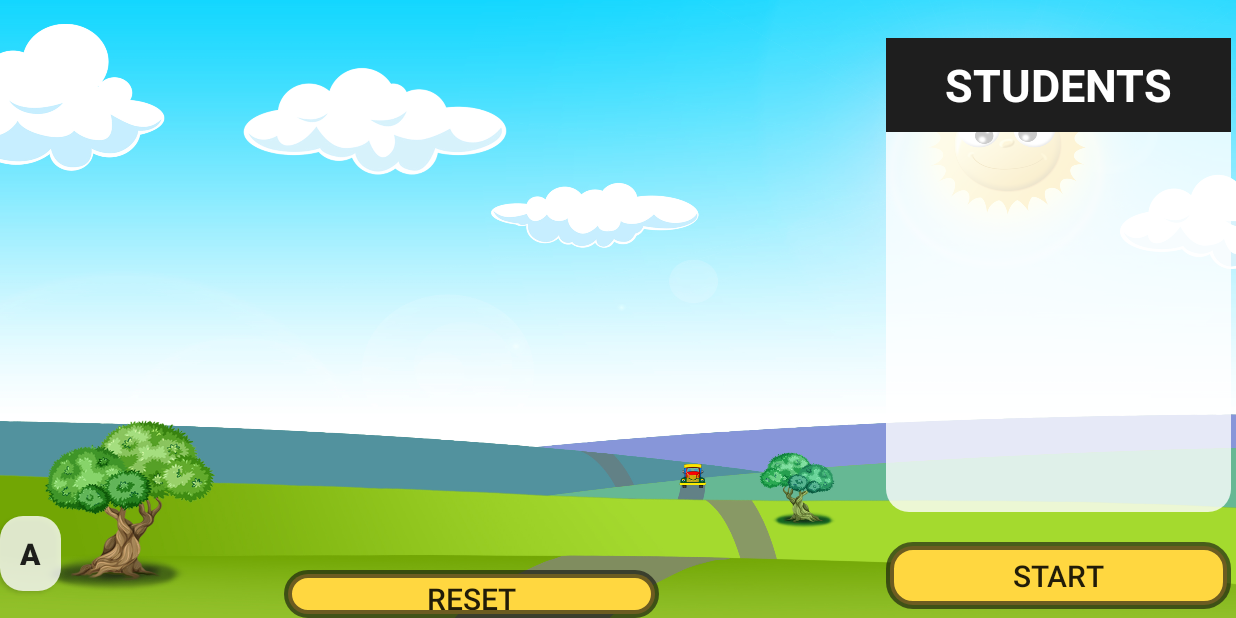
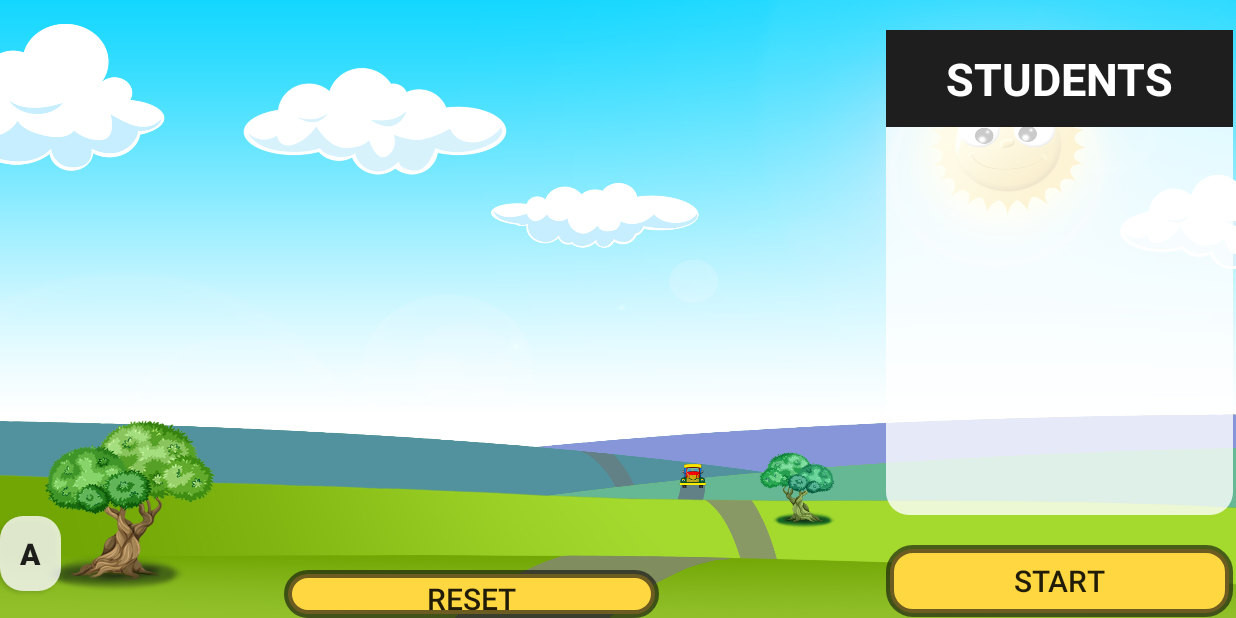
Before and after one commit to prathamApp/AngreziOkPlease, an Android app: the screen it shows after launch (StartMenu), after a tap on "SKIP", on a phone screen of 824 x 412 dp (held sideways). Run offline under Robolectric (Android 15) with nearby library versions, the phone set to English and light mode, and no system bars; our stand-ins replace ButterKnife, Room's generated code; libraries missing offline, so code that uses them is left out: android.arch.persistence, me.dm7.barcodescanner; 5 statements that could not run were skipped.

Commit message:
pk commits

```diff
--- a/app/src/main/java/com/example/pravin/angreziok/ui/bole_toh_round/BoleToh.java
+++ b/app/src/main/java/com/example/pravin/angreziok/ui/bole_toh_round/BoleToh.java
@@ -30,7 +30,6 @@ public class BoleToh extends BaseActivity implements BoleTohContract.BoleTohView
     protected void onCreate(Bundle savedInstanceState) {
         super.onCreate(savedInstanceState);
         setContentView(R.layout.activity_bole_toh);
-        getSupportActionBar().hide();
         ButterKnife.bind(this);
 
         Intent intent = getIntent();
--- a/app/src/main/java/com/example/pravin/angreziok/ui/bole_toh_round/BoleTohContract.java
+++ b/app/src/main/java/com/example/pravin/angreziok/ui/bole_toh_round/BoleTohContract.java
@@ -30,6 +30,8 @@ public interface BoleTohContract {
 
         void setr1g2_data(String path);
 
+        void setImage_r1g2();
+
         String[] getOptions();
 
         void checkFinalAnswer(String ans);
--- a/app/src/main/java/com/example/pravin/angreziok/ui/start_data_confirmation/DataConfirmation.java
+++ b/app/src/main/java/com/example/pravin/angreziok/ui/start_data_confirmation/DataConfirmation.java
@@ -49,7 +49,6 @@ public class DataConfirmation extends BaseActivity implements DataConfirmationCo
     protected void onCreate(Bundle savedInstanceState) {
         super.onCreate(savedInstanceState);
         setContentView(R.layout.activity_data_confirmation);
-        getSupportActionBar().hide();
         ButterKnife.bind(this);
         Intent intent = getIntent();
         Bundle extraBundle = intent.getExtras();
--- a/app/src/main/java/com/example/pravin/angreziok/ui/start_menu/StartMenu.java
+++ b/app/src/main/java/com/example/pravin/angreziok/ui/start_menu/StartMenu.java
@@ -7,6 +7,7 @@ import android.arch.persistence.room.migration.Migration;
 import android.content.Intent;
 import android.graphics.Color;
 import android.graphics.drawable.ColorDrawable;
+import android.os.AsyncTask;
 import android.os.Bundle;
 import android.support.annotation.NonNull;
 import android.util.Log;
@@ -62,19 +63,12 @@ public class StartMenu extends BaseActivity implements StartMenuContract.StartMe
     protected void onCreate(Bundle savedInstanceState) {
         super.onCreate(savedInstanceState);
         setContentView(R.layout.activity_start_menu);
-        getSupportActionBar().hide();
+//        getSupportActionBar().hide();
         ButterKnife.bind(this);
-
-        tv_stud_one.setVisibility(View.GONE);
-        tv_stud_two.setVisibility(View.GONE);
-        tv_stud_three.setVisibility(View.GONE);
-        tv_stud_four.setVisibility(View.GONE);
 
         presenter = new StartMenuPresenterImpl(this, this);
         playerModalList = new ArrayList<>();
         initCamera();
-        startCameraScan.startCamera();
-        startCameraScan.resumeCameraPreview(this);
         /* 1) In case migration needed and no problem with data loss then this would work
 
         appDatabase =  Room.databaseBuilder(this,
@@ -93,7 +87,7 @@ public class StartMenu extends BaseActivity implements StartMenuContract.StartMe
 
         appDatabase = Room.databaseBuilder(this,
                 AppDatabase.class, AppDatabase.DB_NAME)
-                .addMigrations(MIGRATION_1_2)
+//                .addMigrations(MIGRATION_1_2)
                 .build();
         presenter.displayToast();
     }
@@ -102,6 +96,8 @@ public class StartMenu extends BaseActivity implements StartMenuContract.StartMe
         startCameraScan = new ZXingScannerView(this);
         startCameraScan.setResultHandler(this);
         content_frame.addView((startCameraScan));
+        startCameraScan.startCamera();
+        startCameraScan.resumeCameraPreview(this);
     }
 
     static final Migration MIGRATION_1_2 = new Migration(1, 2) {
--- a/app/src/main/java/com/example/pravin/angreziok/ui/video_intro/VideoIntro.java
+++ b/app/src/main/java/com/example/pravin/angreziok/ui/video_intro/VideoIntro.java
@@ -30,7 +30,6 @@ public class VideoIntro extends BaseActivity implements VideoIntroContract.Video
     protected void onCreate(Bundle savedInstanceState) {
         super.onCreate(savedInstanceState);
         setContentView(R.layout.activity_video_intro);
-        getSupportActionBar().hide();
         ButterKnife.bind(this);
         presenter = new VideoIntroPresenterImpl(this, this, videoView);
         videoPath = PD_Utility.getExternalPath(this) + "Videos/intro.mp4";
@@ -51,8 +50,8 @@ public class VideoIntro extends BaseActivity implements VideoIntroContract.Video
 
     @Override
     public void startActivity() {
+        startActivity(new Intent(this, StartMenu.class));
         finish();
-        startActivity(new Intent(this, StartMenu.class));
     }
 
 }
--- a/app/src/main/java/com/example/pravin/angreziok/ui/video_intro/VideoIntroPresenterImpl.java
+++ b/app/src/main/java/com/example/pravin/angreziok/ui/video_intro/VideoIntroPresenterImpl.java
@@ -28,15 +28,15 @@ public class VideoIntroPresenterImpl implements VideoIntroContract.VideoIntroPre
 
     @Override
     public void playVideo(Uri path) {
-        MediaController mediaController = new MediaController(context);
-        mediaController.setAnchorView(videoView);
+//        MediaController mediaController = new MediaController(context);
+//        mediaController.setAnchorView(videoView);
         try {
             videoView.setVideoURI(path);
         } catch (Exception e) {
             Log.e("Cant Play Video", e.getMessage());
             e.printStackTrace();
         }
-        videoView.setMediaController(mediaController);
+//        videoView.setMediaController(mediaController);
         videoView.requestFocus();
     }
 
--- a/app/src/main/res/layout/activity_start_menu.xml
+++ b/app/src/main/res/layout/activity_start_menu.xml
@@ -83,7 +83,7 @@
             android:layout_width="0dp"
             android:layout_height="match_parent"
             android:layout_gravity="center"
-            android:layout_weight="2.99"
+            android:layout_weight="3"
             android:gravity="center"
             android:orientation="vertical"
             android:paddingHorizontal="2dp"
@@ -93,26 +93,28 @@
                 android:layout_width="match_parent"
                 android:layout_height="0dp"
                 android:layout_marginVertical="20dp"
-                android:layout_weight="8.5"
+                android:layout_weight="8.7"
                 android:background="@drawable/round_icon_normal"
                 android:orientation="vertical"
                 android:weightSum="5">
 
-                <LinearLayout
-                    android:layout_width="match_parent"
-                    android:layout_height="0dp"
-                    android:layout_weight="1"
-                    android:background="@color/simple_black">
+                <!--<LinearLayout-->
+                    <!--android:layout_width="match_parent"-->
+                    <!--android:layout_height="0dp"-->
+                    <!--android:layout_weight="1"-->
+                    <!--android:background="@color/simple_black">-->
 
                     <TextView
                         android:layout_width="match_parent"
-                        android:layout_height="match_parent"
+                        android:layout_height="0dp"
                         android:gravity="center"
                         android:text="STUDENTS"
+                        android:layout_weight="1"
+                        android:background="@color/simple_black"
                         android:textColor="@color/simple_white"
                         android:textSize="30sp"
                         android:textStyle="bold" />
-                </LinearLayout>
+                <!--</LinearLayout>-->
 
                 <TextView
                     android:id="@+id/tv_stud_one"
@@ -126,6 +128,7 @@
                     android:text="Student 1"
                     android:textColor="@color/simple_black"
                     android:textSize="20sp"
+                    android:visibility="gone"
                     android:textStyle="bold|italic" />
 
                 <TextView
@@ -137,6 +140,7 @@
                     android:layout_marginVertical="5dp"
                     android:layout_weight="1"
                     android:gravity="center_vertical"
+                    android:visibility="gone"
                     android:text="Student 2"
                     android:textColor="@color/simple_black"
                     android:textSize="20sp"
@@ -151,6 +155,7 @@
                     android:layout_marginVertical="5dp"
                     android:layout_weight="1"
                     android:gravity="center_vertical"
+                    android:visibility="gone"
                     android:text="Student 3"
                     android:textColor="@color/simple_black"
                     android:textSize="20sp"
@@ -165,6 +170,7 @@
                     android:layout_marginVertical="5dp"
                     android:layout_weight="1"
                     android:gravity="center_vertical"
+                    android:visibility="gone"
                     android:text="Student 4"
                     android:textColor="@color/simple_black"
                     android:textSize="20sp"
@@ -177,7 +183,7 @@
                 android:layout_width="match_parent"
                 android:layout_height="0dp"
                 android:layout_gravity="center"
-                android:layout_weight="1.2"
+                android:layout_weight="1.3"
                 android:background="@drawable/round_button_selector"
                 android:gravity="center"
                 android:paddingVertical="5dp"
--- a/app/src/main/res/values/styles.xml
+++ b/app/src/main/res/values/styles.xml
@@ -1,7 +1,7 @@
 <resources>
 
     <!-- Base application theme. -->
-    <style name="AppTheme" parent="Theme.AppCompat.Light.DarkActionBar">
+    <style name="AppTheme" parent="Theme.AppCompat.Light.NoActionBar">
         <!-- Customize your theme here. -->
         <item name="colorPrimary">@color/colorPrimary</item>
         <item name="colorPrimaryDark">@color/colorPrimaryDark</item>
```
Also changed, not shown: app/src/main/java/com/example/pravin/angreziok/ui/bole_toh_round/BoleTohPresenterImpl.java (+3 -4 lines), app/src/main/java/com/example/pravin/angreziok/ui/bole_toh_round/BoleTohRoundTwo.java (+56 -3 lines).
